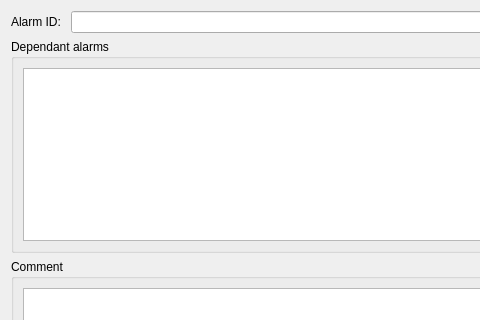
The window that AlarmGui/src/main/gui/IasAlarmGui/ack_alarm_dlg.ui (IntegratedAlarmSystem-Group/ias) describes before a commit, drawn with Qt 5; both pictures show x 0 to 480 and y 0 to 320 of the 564 by 447 pixel window.
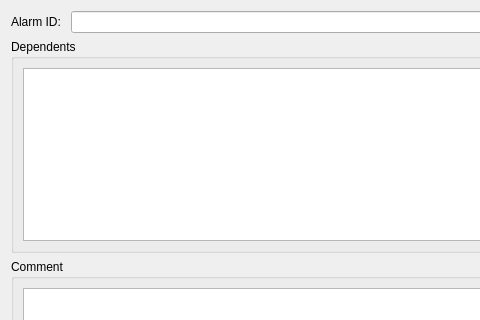
The same window after the commit.

Commit message: Issue 291: The GUI ACK the alarm but need further work

```diff
--- a/AlarmGui/src/main/gui/IasAlarmGui/ack_alarm_dlg.ui
+++ b/AlarmGui/src/main/gui/IasAlarmGui/ack_alarm_dlg.ui
@@ -43,7 +43,7 @@
      <item>
       <widget class="QGroupBox" name="groupBox">
        <property name="title">
-        <string>Dependant alarms</string>
+        <string>Dependents</string>
        </property>
        <layout class="QHBoxLayout" name="horizontalLayout_2">
         <item>
```
The commit also changes 2 other files.
